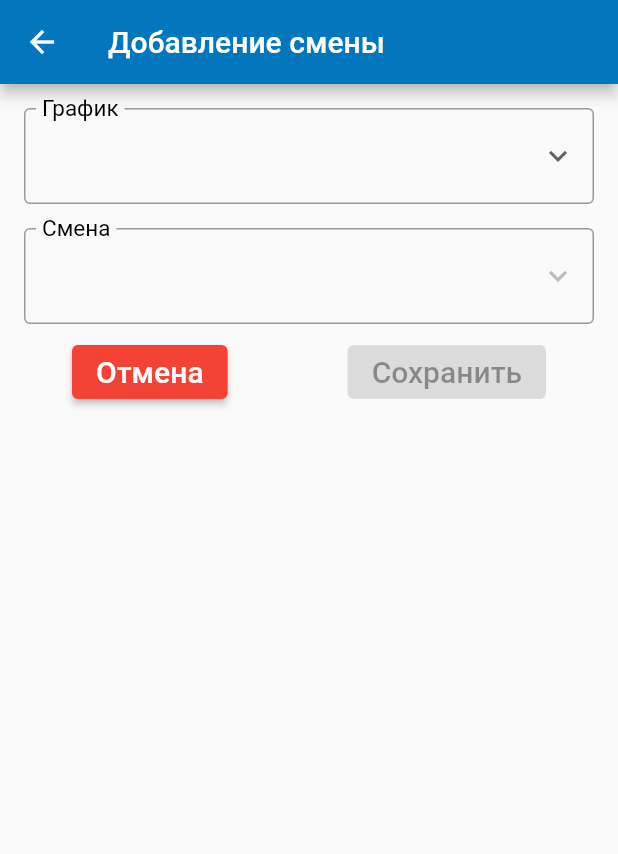
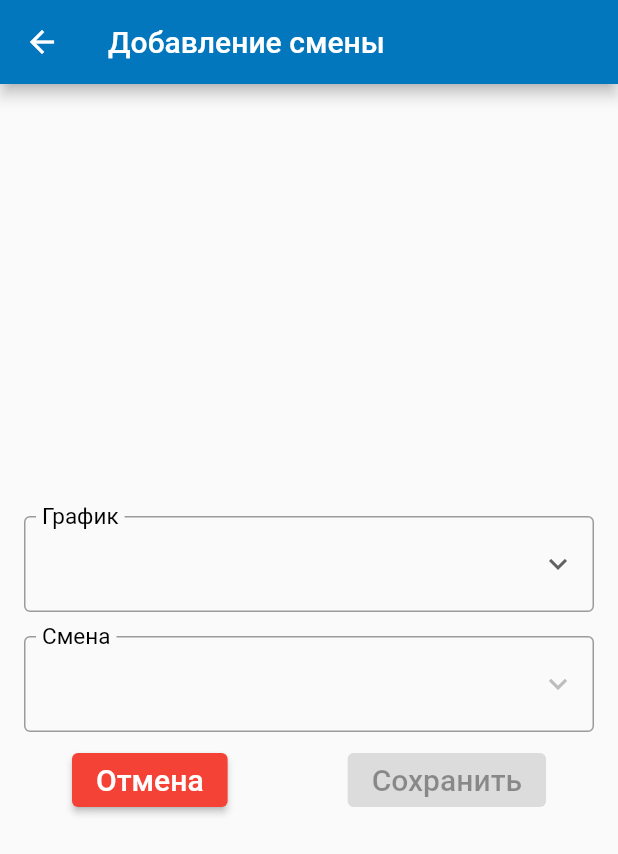
Before and after one commit to amatskevich/calendar_of_factory, a Flutter app: the ConfigurationMainScreen screen opened by its route, on a phone screen of 412 x 824 dp. Shown: the top 854 px of the screen. Run offline on Flutter 3.47's test engine with Material 2 defaults, Android fonts, the phone set to English and light mode, and no system bars; Roboto replaces fonts that are missing (Georgia).

Commit message:
Refactoring configuration_main_screen.dart

```diff
--- a/lib/configuration_main_screen/configuration_main_screen.dart
+++ b/lib/configuration_main_screen/configuration_main_screen.dart
@@ -58,8 +58,10 @@ class _ConfigurationMainScreenState extends State<ConfigurationMainScreen> {
         title: const Text('Добавление смены'),
       ),
       body: Padding(
-        padding: const EdgeInsets.all(8.0),
-        child: ListView(
+        padding: const EdgeInsets.symmetric(horizontal: 8.0),
+        child: Column(
+          mainAxisAlignment: MainAxisAlignment.center,
+          crossAxisAlignment: CrossAxisAlignment.center,
           children: [
             CustomDropdown<Timetable>(
               label: 'График',
```
